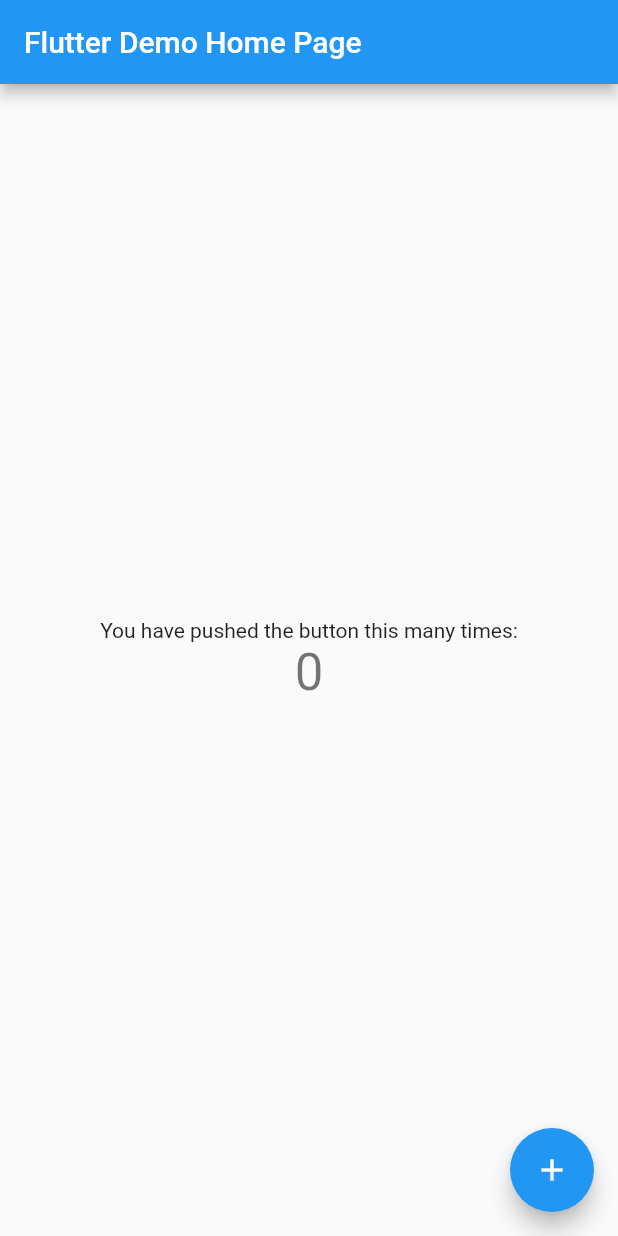
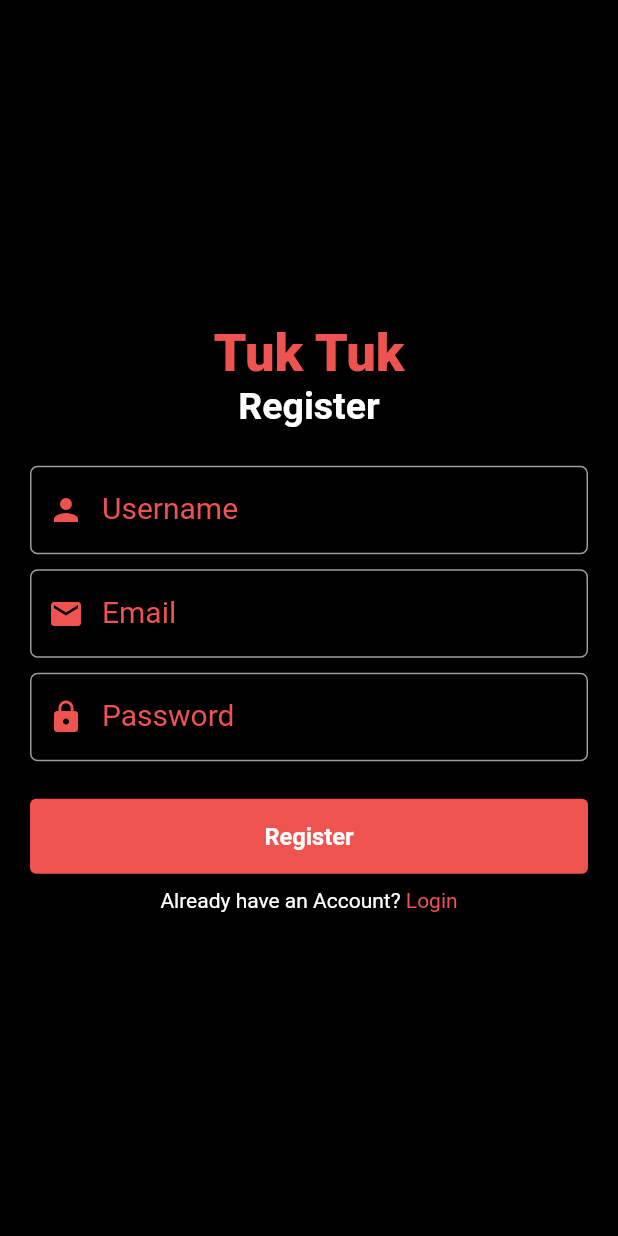
Before and after one commit to codersangam/flutter_tiktok_clone, a Flutter app: the screen it shows after launch, on a phone screen of 412 x 824 dp. Run offline on Flutter 3.47's test engine with Material 2 defaults, Android fonts, the phone set to English and light mode, and no system bars; our stand-ins replace velocity_x.

Commit message:
added login screen and register screen UI

```diff
--- /dev/null
+++ b/lib/contants.dart
@@ -0,0 +1,7 @@
+import 'package:flutter/material.dart';
+
+// Colors
+const backgroundColor = Colors.black;
+var buttonColor = Colors.red[400];
+const borderColor = Colors.grey;
+var primayColor = Colors.red[400];
--- a/lib/main.dart
+++ b/lib/main.dart
@@ -1,4 +1,6 @@
 import 'package:flutter/material.dart';
+import 'package:tiktok_clone/contants.dart';
+import 'package:tiktok_clone/views/screens/register_screen.dart';
 
 void main() {
   runApp(const MyApp());
@@ -11,96 +13,10 @@ class MyApp extends StatelessWidget {
   @override
   Widget build(BuildContext context) {
     return MaterialApp(
-      title: 'Flutter Demo',
-      theme: ThemeData(
-        primarySwatch: Colors.blue,
-      ),
-      home: const MyHomePage(title: 'Flutter Demo Home Page'),
+      title: 'TikTok Clone',
+      theme: ThemeData.dark().copyWith(
+          scaffoldBackgroundColor: backgroundColor, primaryColor: primayColor),
+      home: const RegisterScreen(),
     );
   }
 }
-
-class MyHomePage extends StatefulWidget {
-  const MyHomePage({Key? key, required this.title}) : super(key: key);
-
-  // This widget is the home page of your application. It is stateful, meaning
-  // that it has a State object (defined below) that contains fields that affect
-  // how it looks.
-
-  // This class is the configuration for the state. It holds the values (in this
-  // case the title) provided by the parent (in this case the App widget) and
-  // used by the build method of the State. Fields in a Widget subclass are
-  // always marked "final".
-
-  final String title;
-
-  @override
-  State<MyHomePage> createState() => _MyHomePageState();
-}
-
-class _MyHomePageState extends State<MyHomePage> {
-  int _counter = 0;
-
-  void _incrementCounter() {
-    setState(() {
-      // This call to setState tells the Flutter framework that something has
-      // changed in this State, which causes it to rerun the build method below
-      // so that the display can reflect the updated values. If we changed
-      // _counter without calling setState(), then the build method would not be
-      // called again, and so nothing would appear to happen.
-      _counter++;
-    });
-  }
-
-  @override
-  Widget build(BuildContext context) {
-    // This method is rerun every time setState is called, for instance as done
-    // by the _incrementCounter method above.
-    //
-    // The Flutter framework has been optimized to make rerunning build methods
-    // fast, so that you can just rebuild anything that needs updating rather
-    // than having to individually change instances of widgets.
-    return Scaffold(
-      appBar: AppBar(
-        // Here we take the value from the MyHomePage object that was created by
-        // the App.build method, and use it to set our appbar title.
-        title: Text(widget.title),
-      ),
-      body: Center(
-        // Center is a layout widget. It takes a single child and positions it
-        // in the middle of the parent.
-        child: Column(
-          // Column is also a layout widget. It takes a list of children and
-          // arranges them vertically. By default, it sizes itself to fit its
-          // children horizontally, and tries to be as tall as its parent.
-          //
-          // Invoke "debug painting" (press "p" in the console, choose the
-          // "Toggle Debug Paint" action from the Flutter Inspector in Android
-          // Studio, or the "Toggle Debug Paint" command in Visual Studio Code)
-          // to see the wireframe for each widget.
-          //
-          // Column has various properties to control how it sizes itself and
-          // how it positions its children. Here we use mainAxisAlignment to
-          // center the children vertically; the main axis here is the vertical
-          // axis because Columns are vertical (the cross axis would be
-          // horizontal).
-          mainAxisAlignment: MainAxisAlignment.center,
-          children: <Widget>[
-            const Text(
-              'You have pushed the button this many times:',
-            ),
-            Text(
-              '$_counter',
-              style: Theme.of(context).textTheme.headline4,
-            ),
-          ],
-        ),
-      ),
-      floatingActionButton: FloatingActionButton(
-        onPressed: _incrementCounter,
-        tooltip: 'Increment',
-        child: const Icon(Icons.add),
-      ), // This trailing comma makes auto-formatting nicer for build methods.
-    );
-  }
-}
--- a/lib/views/screens/register_screen.dart
+++ b/lib/views/screens/register_screen.dart
@@ -0,0 +1,96 @@
+import 'package:flutter/material.dart';
+import 'package:tiktok_clone/contants.dart';
+import 'package:tiktok_clone/views/screens/login_screen.dart';
+import 'package:tiktok_clone/views/widgets/custom_text_field.dart';
+import 'package:velocity_x/velocity_x.dart';
+
+class RegisterScreen extends StatefulWidget {
+  const RegisterScreen({Key? key}) : super(key: key);
+
+  @override
+  State<RegisterScreen> createState() => _RegisterScreenState();
+}
+
+class _RegisterScreenState extends State<RegisterScreen> {
+  TextEditingController usernameController = TextEditingController();
+  TextEditingController emailController = TextEditingController();
+  TextEditingController passwordController = TextEditingController();
+  @override
+  Widget build(BuildContext context) {
+    return Scaffold(
+      body: Container(
+        alignment: Alignment.center,
+        child: Column(
+          mainAxisAlignment: MainAxisAlignment.center,
+          children: [
+            'Tuk Tuk'
+                .text
+                .size(35)
+                .color(primayColor!)
+                .fontWeight(FontWeight.w900)
+                .make(),
+            'Register'.text.size(25).fontWeight(FontWeight.w700).make(),
+            25.heightBox,
+            Container(
+              width: MediaQuery.of(context).size.width,
+              margin: const EdgeInsets.symmetric(horizontal: 20),
+              child: CustomTextField(
+                  labelText: 'Username',
+                  controller: usernameController,
+                  icon: Icons.person),
+            ),
+            10.heightBox,
+            Container(
+              width: MediaQuery.of(context).size.width,
+              margin: const EdgeInsets.symmetric(horizontal: 20),
+              child: CustomTextField(
+                  labelText: 'Email',
+                  controller: emailController,
+                  icon: Icons.email),
+            ),
+            10.heightBox,
+            Container(
+              width: MediaQuery.of(context).size.width,
+              margin: const EdgeInsets.symmetric(horizontal: 20),
+              child: CustomTextField(
+                labelText: 'Password',
+                controller: passwordController,
+                icon: Icons.lock,
+                isPassword: true,
+              ),
+            ),
+            25.heightBox,
+            SizedBox(
+              height: 50,
+              width: MediaQuery.of(context).size.width - 40,
+              child: ElevatedButton(
+                onPressed: () {},
+                child: 'Register'.text.lg.bold.make(),
+                style: ButtonStyle(
+                  backgroundColor: MaterialStateProperty.all(primayColor),
+                ),
+              ),
+            ),
+            10.heightBox,
+            Row(
+              mainAxisAlignment: MainAxisAlignment.center,
+              children: [
+                'Already have an Account? '.text.make(),
+                InkWell(
+                    onTap: () {
+                      Navigator.push(
+                        context,
+                        MaterialPageRoute(
+                          builder: (context) => const LoginScreen(),
+                        ),
+                      );
+                    },
+                    child: 'Login'.text.color(primayColor!).make()),
+              ],
+            )
+          ],
+        ),
+      ),
+    );
+  }
+}
--- /dev/null
+++ b/lib/views/widgets/custom_text_field.dart
@@ -0,0 +1,47 @@
+import 'package:flutter/material.dart';
+import 'package:tiktok_clone/contants.dart';
+
+class CustomTextField extends StatelessWidget {
+  const CustomTextField(
+      {Key? key,
+      required this.labelText,
+      required this.controller,
+      required this.icon,
+      this.isPassword = false})
+      : super(key: key);
+
+  final String labelText;
+  final bool isPassword;
+  final TextEditingController controller;
+  final IconData icon;
+
+  @override
+  Widget build(BuildContext context) {
+    return TextField(
+      obscuringCharacter: '*',
+      cursorColor: primayColor,
+      obscureText: isPassword,
+      controller: controller,
+      decoration: InputDecoration(
+        labelText: labelText,
+        prefixIcon: Icon(
+          icon,
+          color: primayColor,
+        ),
+        labelStyle: TextStyle(fontSize: 20, color: primayColor),
+        enabledBorder: OutlineInputBorder(
+          borderRadius: BorderRadius.circular(5),
+          borderSide: const BorderSide(
+            color: borderColor,
+          ),
+        ),
+        focusedBorder: OutlineInputBorder(
+          borderRadius: BorderRadius.circular(5),
+          borderSide: const BorderSide(
+            color: borderColor,
+          ),
+        ),
+      ),
+    );
+  }
+}
--- a/pubspec.yaml
+++ b/pubspec.yaml
@@ -42,6 +42,10 @@ dependencies:
   cloud_firestore: ^3.1.7
   timeago: ^3.2.1
   video_compress: ^3.1.0
+  video_player: ^2.2.18
+  cached_network_image: ^3.2.0
+  velocity_x: ^3.4.0
+
 
 dev_dependencies:
   flutter_test:
```
Also changed, not shown: lib/views/screens/login_screen.dart (+86 -0 lines), pubspec.lock, 5 other files.
